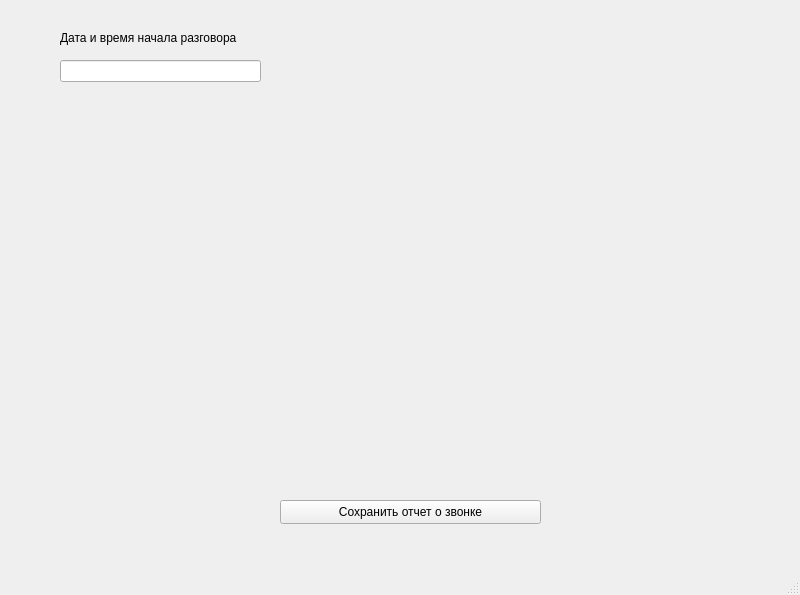
Old version of the form UI/main.ui in the repository Scykorr/call_center_catalog.
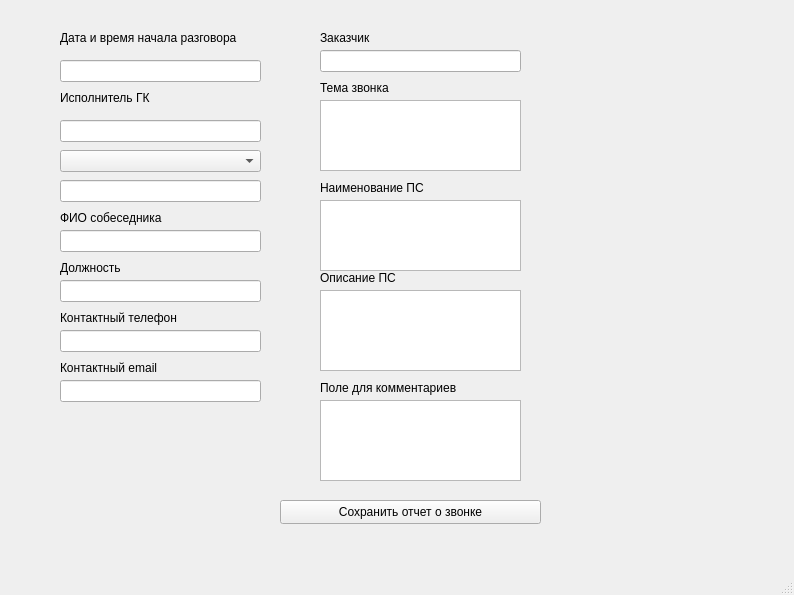
New version of the form. The open tabs and pages were chosen to show the change.

What changed in the file:
```diff
--- a/UI/main.ui
+++ b/UI/main.ui
@@ -6,7 +6,7 @@
    <rect>
     <x>0</x>
     <y>0</y>
-    <width>800</width>
+    <width>794</width>
     <height>595</height>
    </rect>
   </property>
@@ -119,6 +119,262 @@
        <string>Сохранить отчет о звонке</string>
       </property>
      </widget>
+     <widget class="QLabel" name="label_4">
+      <property name="geometry">
+       <rect>
+        <x>20</x>
+        <y>190</y>
+        <width>181</width>
+        <height>16</height>
+       </rect>
+      </property>
+      <property name="text">
+       <string>ФИО собеседника</string>
+      </property>
+     </widget>
+     <widget class="QLineEdit" name="lineEdit_username">
+      <property name="geometry">
+       <rect>
+        <x>20</x>
+        <y>210</y>
+        <width>201</width>
+        <height>22</height>
+       </rect>
+      </property>
+     </widget>
+     <widget class="QLabel" name="label_5">
+      <property name="geometry">
+       <rect>
+        <x>20</x>
+        <y>290</y>
+        <width>181</width>
+        <height>16</height>
+       </rect>
+      </property>
+      <property name="text">
+       <string>Контактный телефон</string>
+      </property>
+     </widget>
+     <widget class="QLineEdit" name="lineEdit_phone">
+      <property name="geometry">
+       <rect>
+        <x>20</x>
+        <y>310</y>
+        <width>201</width>
+        <height>22</height>
+       </rect>
+      </property>
+     </widget>
+     <widget class="QLabel" name="label_6">
+      <property name="geometry">
+       <rect>
+        <x>20</x>
+        <y>70</y>
+        <width>181</width>
+        <height>16</height>
+       </rect>
+      </property>
+      <property name="text">
+       <string>Исполнитель ГК</string>
+      </property>
+     </widget>
+     <widget class="QLineEdit" name="lineEdit_ispolnitel_poisk">
+      <property name="geometry">
+       <rect>
+        <x>20</x>
+        <y>100</y>
+        <width>201</width>
+        <height>22</height>
+       </rect>
+      </property>
+     </widget>
+     <widget class="QComboBox" name="comboBox_ispolnitel">
+      <property name="geometry">
+       <rect>
+        <x>20</x>
+        <y>130</y>
+        <width>201</width>
+        <height>22</height>
+       </rect>
+      </property>
+     </widget>
+     <widget class="QLineEdit" name="lineEdit_phone_2">
+      <property name="geometry">
+       <rect>
+        <x>20</x>
+        <y>360</y>
+        <width>201</width>
+        <height>22</height>
+       </rect>
+      </property>
+      <property name="text">
+       <string/>
+      </property>
+     </widget>
+     <widget class="QLabel" name="label_7">
+      <property name="geometry">
+       <rect>
+        <x>20</x>
+        <y>340</y>
+        <width>181</width>
+        <height>16</height>
+       </rect>
+      </property>
+      <property name="text">
+       <string>Контактный email</string>
+      </property>
+     </widget>
+     <widget class="QLineEdit" name="lineEdit_dolznost">
+      <property name="geometry">
+       <rect>
+        <x>20</x>
+        <y>260</y>
+        <width>201</width>
+        <height>22</height>
+       </rect>
+      </property>
+     </widget>
+     <widget class="QLabel" name="label_8">
+      <property name="geometry">
+       <rect>
+        <x>20</x>
+        <y>240</y>
+        <width>181</width>
+        <height>16</height>
+       </rect>
+      </property>
+      <property name="text">
+       <string>Должность</string>
+      </property>
+     </widget>
+     <widget class="QLabel" name="label_9">
+      <property name="geometry">
+       <rect>
+        <x>280</x>
+        <y>10</y>
+        <width>181</width>
+        <height>16</height>
+       </rect>
+      </property>
+      <property name="text">
+       <string>Заказчик</string>
+      </property>
+     </widget>
+     <widget class="QLineEdit" name="lineEdit_phone_3">
+      <property name="geometry">
+       <rect>
+        <x>280</x>
+        <y>30</y>
+        <width>201</width>
+        <height>22</height>
+       </rect>
+      </property>
+      <property name="text">
+       <string/>
+      </property>
+     </widget>
+     <widget class="QLineEdit" name="lineEdit_ispolnitel">
+      <property name="geometry">
+       <rect>
+        <x>20</x>
+        <y>160</y>
+        <width>201</width>
+        <height>22</height>
+       </rect>
+      </property>
+     </widget>
+     <widget class="QLabel" name="label_10">
+      <property name="geometry">
+       <rect>
+        <x>280</x>
+        <y>160</y>
+        <width>181</width>
+        <height>16</height>
+       </rect>
+      </property>
+      <property name="text">
+       <string>Наименование ПС</string>
+      </property>
+     </widget>
+     <widget class="QLabel" name="label_11">
+      <property name="geometry">
+       <rect>
+        <x>280</x>
+        <y>250</y>
+        <width>181</width>
+        <height>16</height>
+       </rect>
+      </property>
+      <property name="text">
+       <string>Описание ПС</string>
+      </property>
+     </widget>
+     <widget class="QTextEdit" name="textEdit_opisanie_ps">
+      <property name="geometry">
+       <rect>
+        <x>280</x>
+        <y>270</y>
+        <width>201</width>
+        <height>81</height>
+       </rect>
+      </property>
+     </widget>
+     <widget class="QTextEdit" name="textEdit_naim_ps">
+      <property name="geometry">
+       <rect>
+        <x>280</x>
+        <y>180</y>
+        <width>201</width>
+        <height>71</height>
+       </rect>
+      </property>
+     </widget>
+     <widget class="QTextEdit" name="textEdit_comment">
+      <property name="geometry">
+       <rect>
+        <x>280</x>
+        <y>380</y>
+        <width>201</width>
+        <height>81</height>
+       </rect>
+      </property>
+     </widget>
+     <widget class="QLabel" name="label_12">
+      <property name="geometry">
+       <rect>
+        <x>280</x>
+        <y>360</y>
+        <width>181</width>
+        <height>16</height>
+       </rect>
+      </property>
+      <property name="text">
+       <string>Поле для комментариев</string>
+      </property>
+     </widget>
+     <widget class="QLabel" name="label_13">
+      <property name="geometry">
+       <rect>
+        <x>280</x>
+        <y>60</y>
+        <width>181</width>
+        <height>16</height>
+       </rect>
+      </property>
+      <property name="text">
+       <string>Тема звонка</string>
+      </property>
+     </widget>
+     <widget class="QTextEdit" name="textEdit_theme">
+      <property name="geometry">
+       <rect>
+        <x>280</x>
+        <y>80</y>
+        <width>201</width>
+        <height>71</height>
+       </rect>
+      </property>
+     </widget>
     </widget>
    </widget>
   </widget>
```
Left out of the diff: 18 changed lines with no effect on the pictures.
